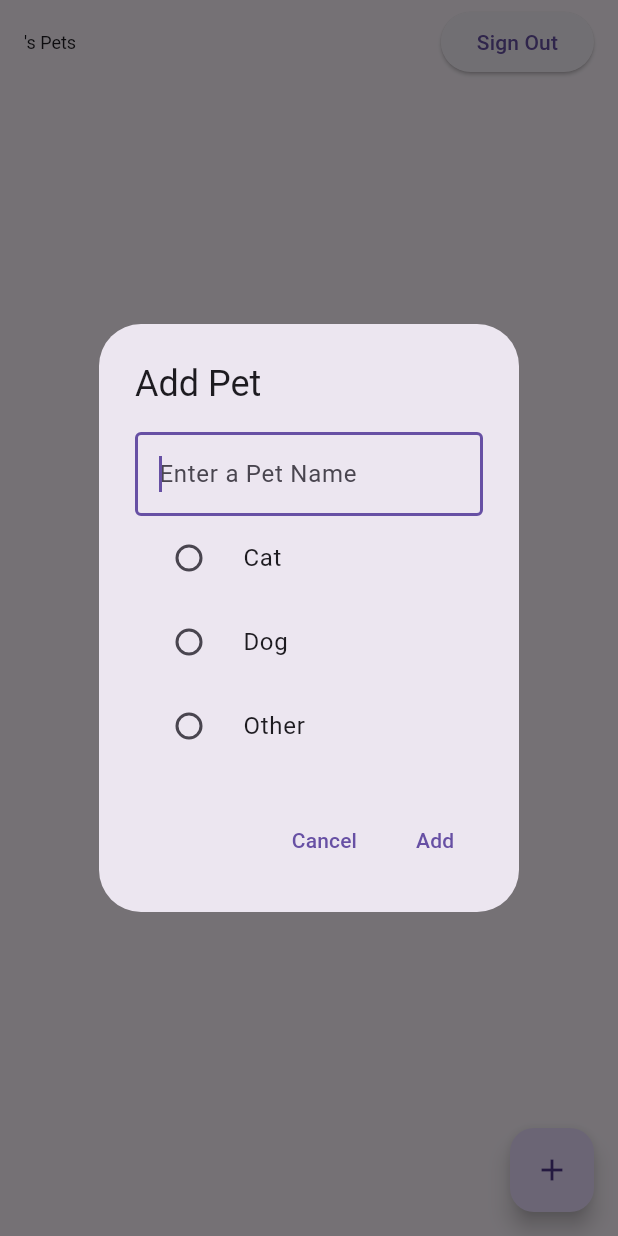
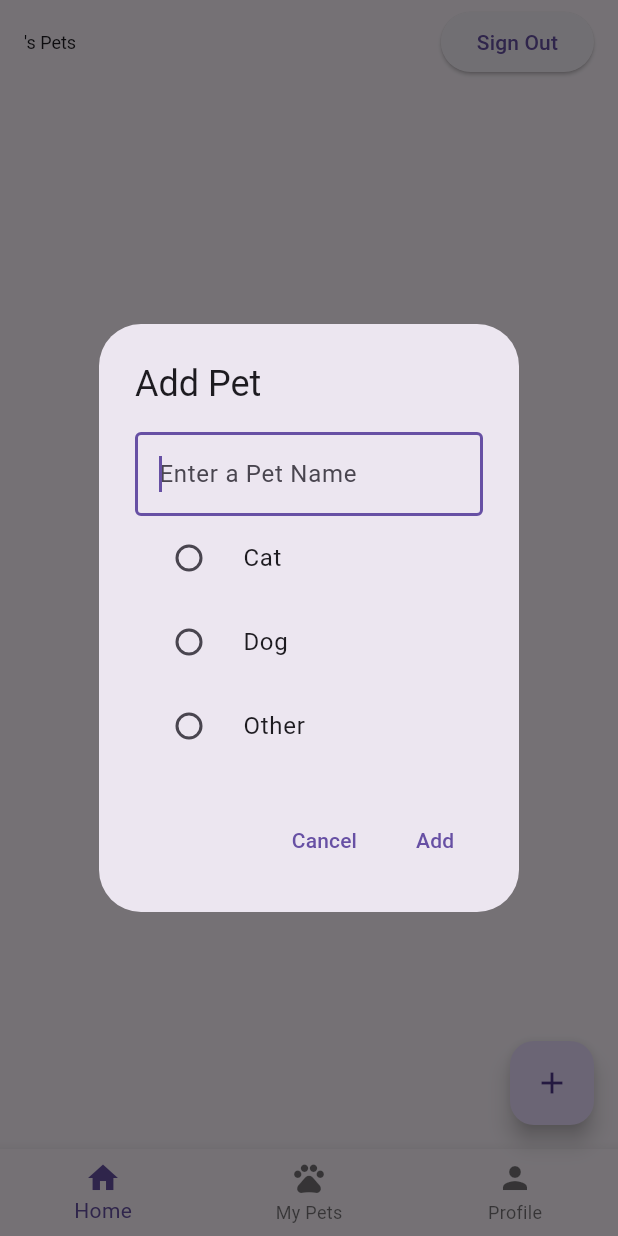
Before and after one commit to taydinadnan/pet_medical, a Flutter app: the screen it shows once a user with an empty profile is signed in, after a tap on the "add" icon, on a phone screen of 412 x 824 dp. Run offline on Flutter 3.47's test engine with Material 3 defaults, Android fonts, the phone set to English and light mode, and no system bars; our stand-ins replace cloud_firestore, firebase_auth, firebase_core; accounts and stored records are empty.

Commit message:
Creating My pets screen and displayin users pets

```diff
--- a/lib/repository/data_repository.dart
+++ b/lib/repository/data_repository.dart
@@ -22,6 +22,6 @@ class DataRepository {
   }
 
   Stream<QuerySnapshot> getPetsForUser(String userId) {
-    return collection.where('userId', isEqualTo: userId).snapshots();
+    return collection.where('petCreator', isEqualTo: userId).snapshots();
   }
 }
--- a/lib/screens/home/home_list.dart
+++ b/lib/screens/home/home_list.dart
@@ -1,11 +1,13 @@
 import 'package:cloud_firestore/cloud_firestore.dart';
 import 'package:firebase_auth/firebase_auth.dart';
 import 'package:flutter/material.dart';
+import 'package:pet_medical/profile/profile_screen.dart';
 import 'package:pet_medical/repository/user_data.dart';
 import 'package:pet_medical/screens/home/widgets/pet_card.dart';
 import 'package:pet_medical/repository/auth.dart';
 import 'package:pet_medical/repository/data_repository.dart';
 import 'package:pet_medical/repository/widget_tree.dart';
+import 'package:pet_medical/screens/my_pets/my_pets_screen.dart';
 
 import 'widgets/add_pet_dialog.dart';
 import '../../models/pets.dart';
@@ -19,8 +21,7 @@ class HomeList extends StatefulWidget {
 class _HomeListState extends State<HomeList> {
   late final User? user;
   final DataRepository repository = DataRepository();
-  final boldStyle =
-      const TextStyle(fontSize: 18.0, fontWeight: FontWeight.bold);
+  int _currentIndex = 0;
 
   @override
   void initState() {
@@ -34,8 +35,44 @@ class _HomeListState extends State<HomeList> {
   }
 
   Widget _buildHome(BuildContext context) {
+    print("HELOOOO${_currentIndex}");
     return Scaffold(
-      appBar: AppBar(
+      bottomNavigationBar: BottomNavigationBar(
+        currentIndex: _currentIndex,
+        onTap: (index) {
+          setState(() {
+            _currentIndex = index;
+          });
+        },
+        items: const [
+          BottomNavigationBarItem(
+            icon: Icon(Icons.home),
+            label: 'Home',
+          ),
+          BottomNavigationBarItem(
+            icon: Icon(Icons.pets),
+            label: 'My Pets',
+          ),
+          BottomNavigationBarItem(
+            icon: Icon(Icons.person),
+            label: 'Profile',
+          ),
+        ],
+      ),
+      appBar: buildAppBar(),
+      body: _buildPage(_currentIndex),
+      floatingActionButton: FloatingActionButton(
+        onPressed: () async {
+          await _addPet();
+        },
+        tooltip: 'Add Pet',
+        child: const Icon(Icons.add),
+      ),
+    );
+  }
+
+  AppBar buildAppBar() {
+    return AppBar(
       title: Row(
         mainAxisAlignment: MainAxisAlignment.spaceBetween,
         children: [
@@ -61,21 +98,47 @@ class _HomeListState extends State<HomeList> {
           _signOutButton(),
         ],
       ),
-      ),
-      body: StreamBuilder<QuerySnapshot>(
+    );
+  }
+
+  Widget _buildPage(int index) {
+    switch (index) {
+      case 0:
+        return _homeScreen();
+      case 1:
+        return const MyPetsScreen();
+      case 2:
+        return const ProfileScreen();
+      default:
+        return _homeScreen();
+    }
+  }
+
+  StreamBuilder<QuerySnapshot<Object?>> _homeScreen() {
+    return StreamBuilder<QuerySnapshot>(
         stream: repository.getStream(),
         builder: (context, snapshot) {
           if (!snapshot.hasData) return const LinearProgressIndicator();
 
           return _buildPetList(context, snapshot.data?.docs ?? []);
-          }),
-      floatingActionButton: FloatingActionButton(
-        onPressed: () async {
-          await _addPet();
-        },
-        tooltip: 'Add Pet',
-        child: const Icon(Icons.add),
-      ),
+        });
+  }
+
+  Widget _buildPetList(BuildContext context, List<DocumentSnapshot>? snapshot) {
+    return ListView(
+      padding: const EdgeInsets.only(top: 20.0),
+      children:
+          snapshot!.map((data) => _buildPetListItem(context, data)).toList(),
+    );
+  }
+
+  Widget _buildPetListItem(BuildContext context, DocumentSnapshot snapshot) {
+    final pet = Pet.fromSnapshot(snapshot);
+
+    return PetCard(
+      pet: pet,
+      boldStyle: const TextStyle(fontSize: 18.0, fontWeight: FontWeight.bold),
+      petCreator: user!.uid,
     );
   }
 
@@ -101,22 +164,4 @@ class _HomeListState extends State<HomeList> {
       },
     );
   }
-
-  Widget _buildPetList(BuildContext context, List<DocumentSnapshot>? snapshot) {
-    return ListView(
-      padding: const EdgeInsets.only(top: 20.0),
-      children:
-          snapshot!.map((data) => _buildPetListItem(context, data)).toList(),
-    );
 }
-
-  Widget _buildPetListItem(BuildContext context, DocumentSnapshot snapshot) {
-    final pet = Pet.fromSnapshot(snapshot);
-
-    return PetCard(
-      pet: pet,
-      boldStyle: boldStyle,
-      petCreator: user!.uid,
-    );
-  }
-}
```
Also changed, not shown: lib/profile/profile_screen.dart (added, +17 -0 lines), lib/screens/my_pets/my_pets_screen.dart (added, +68 -0 lines). Lines whose indentation alone changed are shown as unchanged.
